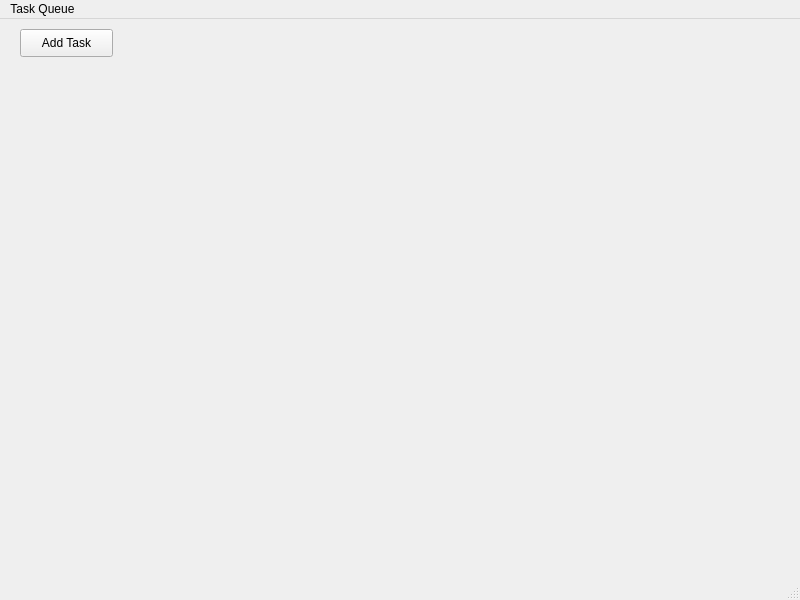
Old version of the form TaskQueue.ui in the repository sciand6/TaskQueue.
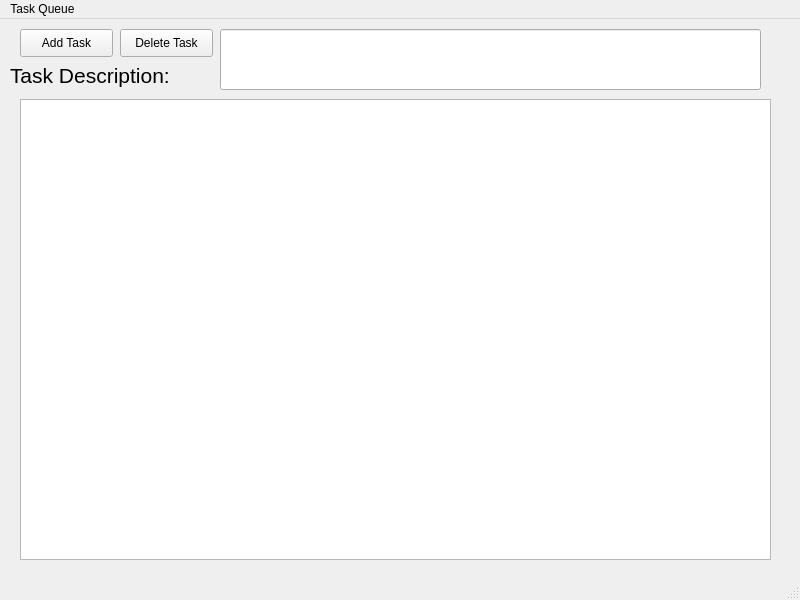
New version of the form.

Commit message:
Implemented Full UI and Functionality
+Add Task
+Delete Task

```diff
--- a/TaskQueue.ui
+++ b/TaskQueue.ui
@@ -27,6 +27,57 @@
      <string>Add Task</string>
     </property>
    </widget>
+   <widget class="QListWidget" name="listWidget">
+    <property name="geometry">
+     <rect>
+      <x>20</x>
+      <y>80</y>
+      <width>751</width>
+      <height>461</height>
+     </rect>
+    </property>
+   </widget>
+   <widget class="QLabel" name="label">
+    <property name="geometry">
+     <rect>
+      <x>10</x>
+      <y>40</y>
+      <width>231</width>
+      <height>33</height>
+     </rect>
+    </property>
+    <property name="font">
+     <font>
+      <pointsize>16</pointsize>
+     </font>
+    </property>
+    <property name="text">
+     <string>Task Description:</string>
+    </property>
+   </widget>
+   <widget class="QLineEdit" name="lineEdit">
+    <property name="geometry">
+     <rect>
+      <x>220</x>
+      <y>10</y>
+      <width>541</width>
+      <height>61</height>
+     </rect>
+    </property>
+   </widget>
+   <widget class="QPushButton" name="pushButton_2">
+    <property name="geometry">
+     <rect>
+      <x>120</x>
+      <y>10</y>
+      <width>93</width>
+      <height>28</height>
+     </rect>
+    </property>
+    <property name="text">
+     <string>Delete Task</string>
+    </property>
+   </widget>
   </widget>
   <widget class="QMenuBar" name="menubar">
    <property name="geometry">
```
Left out of the diff: 3 changed lines with no effect on the pictures. The commit also changes 1 other file.
